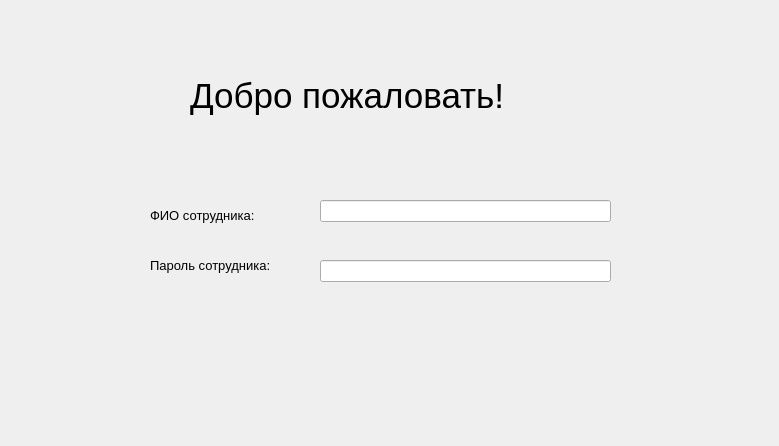
Qt form staff_title.ui (SivetsDanil/Digitalization-project-for-SESC-NSU) before a commit.
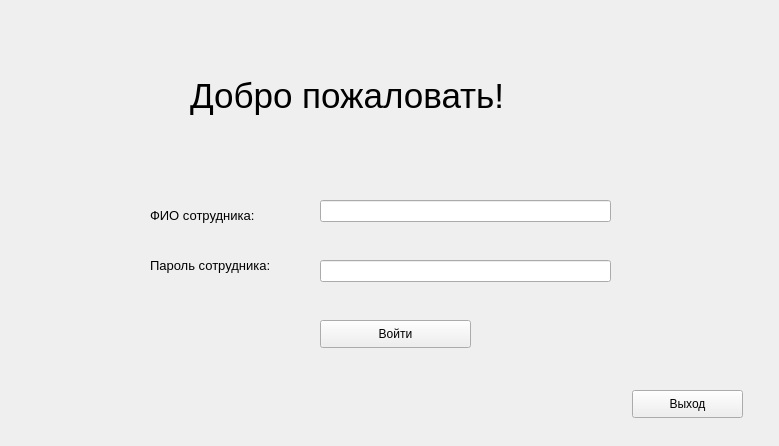
The same form after that commit.

```diff
--- a/staff_title.ui
+++ b/staff_title.ui
@@ -87,6 +87,32 @@
     <string>Пароль сотрудника:</string>
    </property>
   </widget>
+  <widget class="QPushButton" name="exit_button">
+   <property name="geometry">
+    <rect>
+     <x>632</x>
+     <y>390</y>
+     <width>111</width>
+     <height>28</height>
+    </rect>
+   </property>
+   <property name="text">
+    <string>Выход</string>
+   </property>
+  </widget>
+  <widget class="QPushButton" name="log_in_button">
+   <property name="geometry">
+    <rect>
+     <x>320</x>
+     <y>320</y>
+     <width>151</width>
+     <height>28</height>
+    </rect>
+   </property>
+   <property name="text">
+    <string>Войти</string>
+   </property>
+  </widget>
  </widget>
  <resources/>
  <connections/>
```
Left out of the diff: 2 changed lines with no effect on the pictures.
